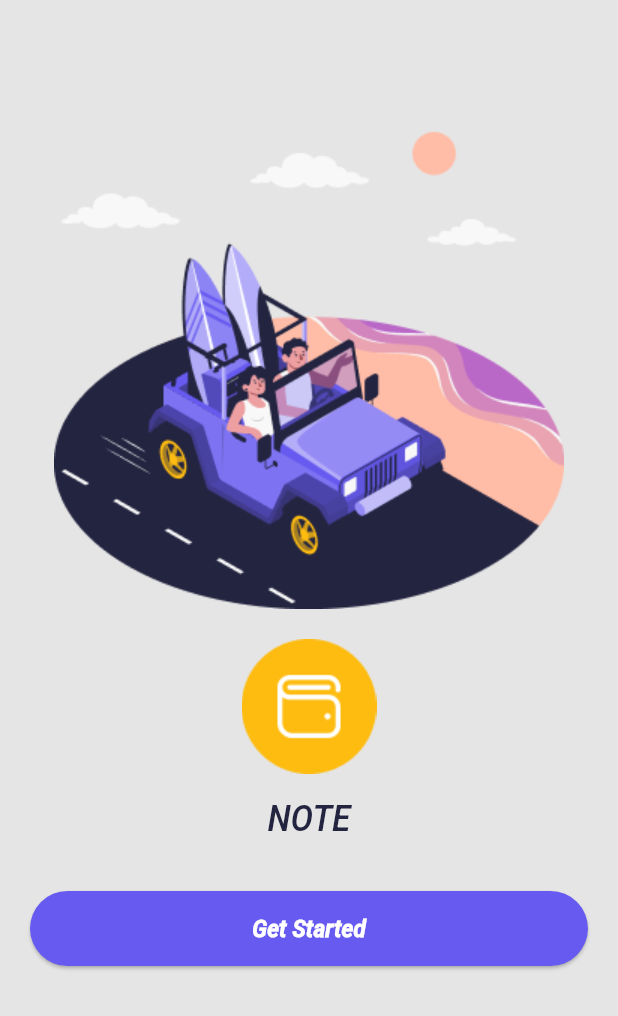
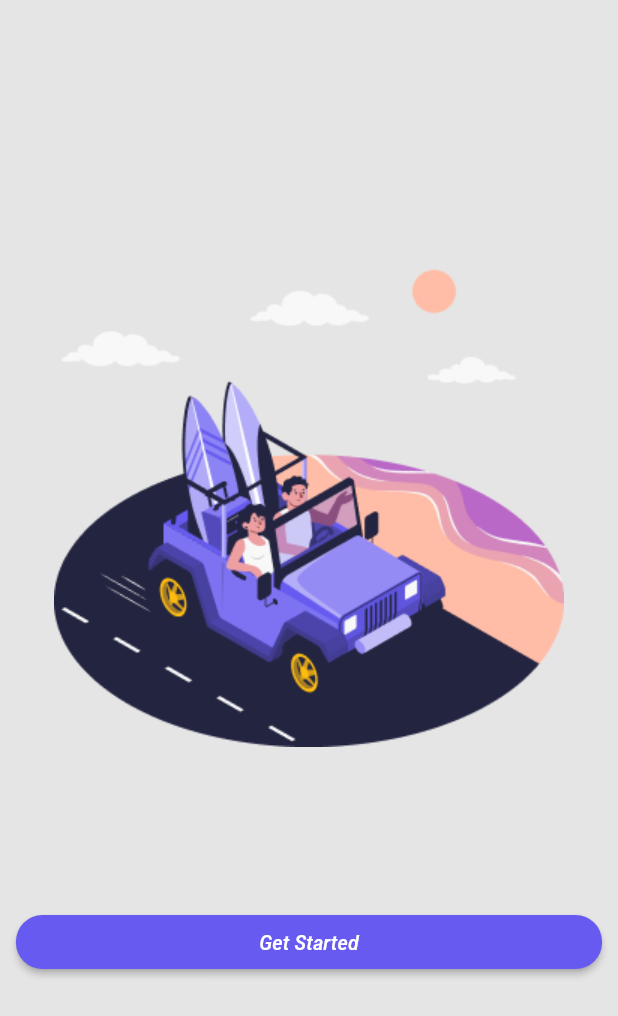
Before and after one commit to mahmoudgabouarab-glitch/note-with-firebase, a Flutter app: the screen it shows after launch, on a phone screen of 412 x 824 dp. Shown: the top 1016 px of the screen. Run offline on Flutter 3.47's test engine with Material 3 defaults, Android fonts, the light colour scheme and no system bars; our stand-ins replace awesome_dialog, cloud_firestore, firebase_auth, firebase_core, flutter_bloc, flutter_screenutil and 2 more; accounts and stored records are empty.

Commit message:
refactor splash screen

```diff
--- a/lib/core/utils/app_assets.dart
+++ b/lib/core/utils/app_assets.dart
@@ -0,0 +1,4 @@
+class AppAssets {
+  static const String splash = 'assets/image/splash.png';
+  static const String logoApp = 'assets/image/logoapp.png';
+}
--- a/lib/core/utils/app_styles.dart
+++ b/lib/core/utils/app_styles.dart
@@ -0,0 +1,9 @@
+import 'package:flutter/material.dart';
+import 'package:flutter_screenutil/flutter_screenutil.dart';
+
+abstract class Styles {
+  static TextStyle s24_700 = TextStyle(
+    fontSize: 24.sp,
+    fontWeight: FontWeight.w700,
+  );
+}
--- a/lib/core/widgets/custom_button.dart
+++ b/lib/core/widgets/custom_button.dart
@@ -1,8 +1,9 @@
 import 'package:flutter/material.dart';
+import 'package:flutter_screenutil/flutter_screenutil.dart';
 
 class Btn extends StatelessWidget {
   final void Function()? ontap;
-  final double radius;
+
   final String? text;
   final double? minWidth;
   final Color? color;
@@ -11,7 +12,7 @@ class Btn extends StatelessWidget {
   const Btn({
     super.key,
     required this.ontap,
-    required this.radius,
+
     this.text,
     this.minWidth,
     this.color,
@@ -21,14 +22,18 @@ class Btn extends StatelessWidget {
   @override
   Widget build(BuildContext context) {
     return MaterialButton(
-
       minWidth: minWidth,
-      shape: RoundedRectangleBorder(
-        borderRadius: BorderRadius.circular(radius),
-      ),
+      shape: RoundedRectangleBorder(borderRadius: BorderRadius.circular(20.r)),
       onPressed: ontap,
-    //  color: color ?? AppColor.btn,
-      child: child ?? Center(child: Text(text ?? "")),
+      color: color ?? const Color(0xff665AF0),
+      child:
+          child ??
+          Center(
+            child: Text(
+              text ?? "",
+              style: const TextStyle(color: Colors.white),
+            ),
+          ),
     );
   }
 }
--- /dev/null
+++ b/lib/features/splash/splash.dart
@@ -0,0 +1,33 @@
+import 'package:flutter/material.dart';
+import 'package:flutter_screenutil/flutter_screenutil.dart';
+import 'package:onlyproject/core/utils/app_assets.dart';
+import 'package:onlyproject/core/utils/extension.dart';
+import 'package:onlyproject/core/utils/speacing.dart';
+import 'package:onlyproject/core/widgets/custom_button.dart';
+import 'package:onlyproject/login.dart';
+
+class Splash extends StatelessWidget {
+  const Splash({super.key});
+
+  @override
+  Widget build(BuildContext context) {
+    return Scaffold(
+      body: Padding(
+        padding: EdgeInsets.all(12.r),
+        child: Column(
+          mainAxisAlignment: MainAxisAlignment.center,
+          children: [
+            Image.asset(AppAssets.splash),
+            spaceH(120),
+            Btn(
+              ontap: () {
+                context.pushAndRemoveUntil(Login());
+              },
+              text: "Get Started",
+            ),
+          ],
+        ),
+      ),
+    );
+  }
+}
--- a/lib/fristpage.dart
+++ /dev/null
@@ -1,72 +0,0 @@
-import 'package:flutter/material.dart';
-import 'customs/appbutton.dart';
-import 'customs/basescreen.dart';
-
-class Fristpage extends StatefulWidget {
-  const Fristpage({super.key});
-
-  @override
-  State<Fristpage> createState() => _FristpageState();
-}
-
-class _FristpageState extends State<Fristpage> {
-  @override
-  Widget build(BuildContext context) {
-    return BaseScreen(
-      body: Container(
-        width: double.infinity,
-        height: double.infinity,
-        color: Color(0xffE5E5E5),
-        padding: EdgeInsets.only(top: 80, left: 20, right: 20),
-        child: Column(
-          children: [
-            Image.asset("assets/image/Graphic.png"),
-            Container(
-              padding: EdgeInsets.only(top: 20),
-              child: Column(
-                children: [
-                  Image.asset("assets/image/Icon.png"),
-                  RichText(
-                    textAlign: TextAlign.center,
-                    text: TextSpan(
-                      children: [
-                        TextSpan(
-                          text: "NOTE",
-                          style: TextStyle(
-                            color: Color(0xff232440),
-                            fontSize: 24,
-                            height: 2,
-                          ),
-                        ),
-                        TextSpan(
-                          style: TextStyle(
-                            color: Color(0xFF6E6E82),
-                            height: 2,
-                            fontSize: 18,
-                          ),
-                        ),
-                        TextSpan(
-                          style: TextStyle(
-                            color: Color(0xFF6E6E82),
-                            fontSize: 18,
-                          ),
-                        ),
-                      ],
-                    ),
-                  ),
-                ],
-              ),
-            ),
-            Padding(padding: EdgeInsetsGeometry.all(15)),
-            AppButton(
-              text: "Get Started",
-              onPressed: () {
-                Navigator.of(context).pushNamed("login");
-              },
-            ),
-          ],
-        ),
-      ),
-    );
-  }
-}
--- a/lib/main.dart
+++ b/lib/main.dart
@@ -1,13 +1,15 @@
 import 'package:firebase_auth/firebase_auth.dart';
 import 'package:firebase_core/firebase_core.dart';
 import 'package:flutter/material.dart';
+import 'package:flutter_screenutil/flutter_screenutil.dart';
 import 'package:onlyproject/addnote.dart';
+import 'package:onlyproject/features/splash/splash.dart';
 import 'package:onlyproject/homepage.dart';
-import 'package:onlyproject/fristpage.dart';
 import 'package:onlyproject/login.dart';
 import 'package:onlyproject/register2.dart';
 import 'package:onlyproject/verifty.dart';
 import 'register.dart';
+
 void main() async {
   WidgetsFlutterBinding.ensureInitialized();
   await Firebase.initializeApp();
@@ -36,32 +38,30 @@ class _MyAppState extends State<MyApp> {
 
   @override
   Widget build(BuildContext context) {
-    return MaterialApp(
+    return ScreenUtilInit(
+      designSize: const Size(430, 932),
+      child: MaterialApp(
         debugShowCheckedModeBanner: false,
         theme: ThemeData(
+          brightness: Brightness.light,
           fontFamily: "Roboto",
-        textTheme: TextTheme(
-          bodySmall: TextStyle(
-            fontSize: 24,
-            color: Color(0xff232440),
-            height: 2,
-          ),
-        ),
+          scaffoldBackgroundColor: Color(0xffE5E5E5),
         ),
         home:
             (FirebaseAuth.instance.currentUser != null &&
                 FirebaseAuth.instance.currentUser!.emailVerified)
             ? Homepage()
-          : Fristpage(),
+            : Splash(),
         routes: {
           "add": (context) => Add(),
-        "fristpage": (context) => Fristpage(),
+          "fristpage": (context) => Splash(),
           "login": (context) => Login(),
           "register": (context) => Register(),
           "register2": (context) => Signupsuccess(),
           "verifty": (context) => Verifty(),
           "homepage": (context) => Homepage(),
         },
+      ),
     );
   }
 }
--- a/pubspec.yaml
+++ b/pubspec.yaml
@@ -36,7 +36,7 @@ dev_dependencies:
 flutter_launcher_icons:
   android: "launcher_icon"
   ios: true
-  image_path: "assets/image/Icon.png"
+  image_path: "assets/image/logoapp.png"
   min_sdk_android: 21
 
   flutter_test:
```
Also changed, not shown: assets/image/logoapp.png (renamed from assets/image/Icon.png), assets/image/splash.png (renamed from assets/image/Graphic.png). Lines whose indentation alone changed are shown as unchanged.
